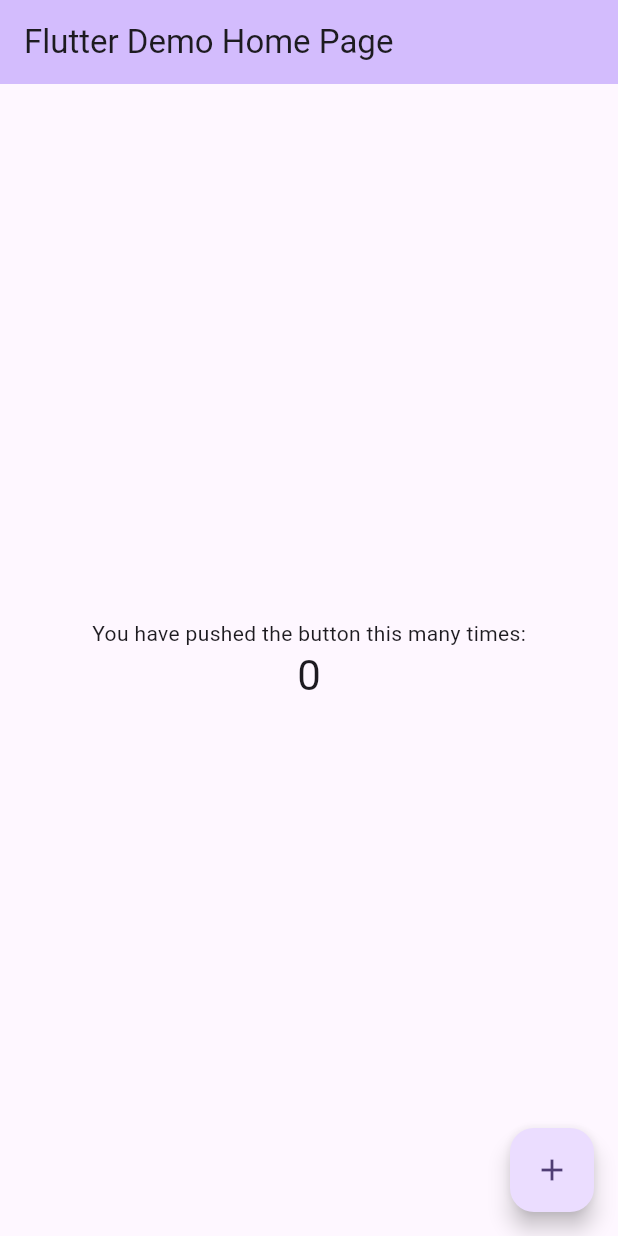
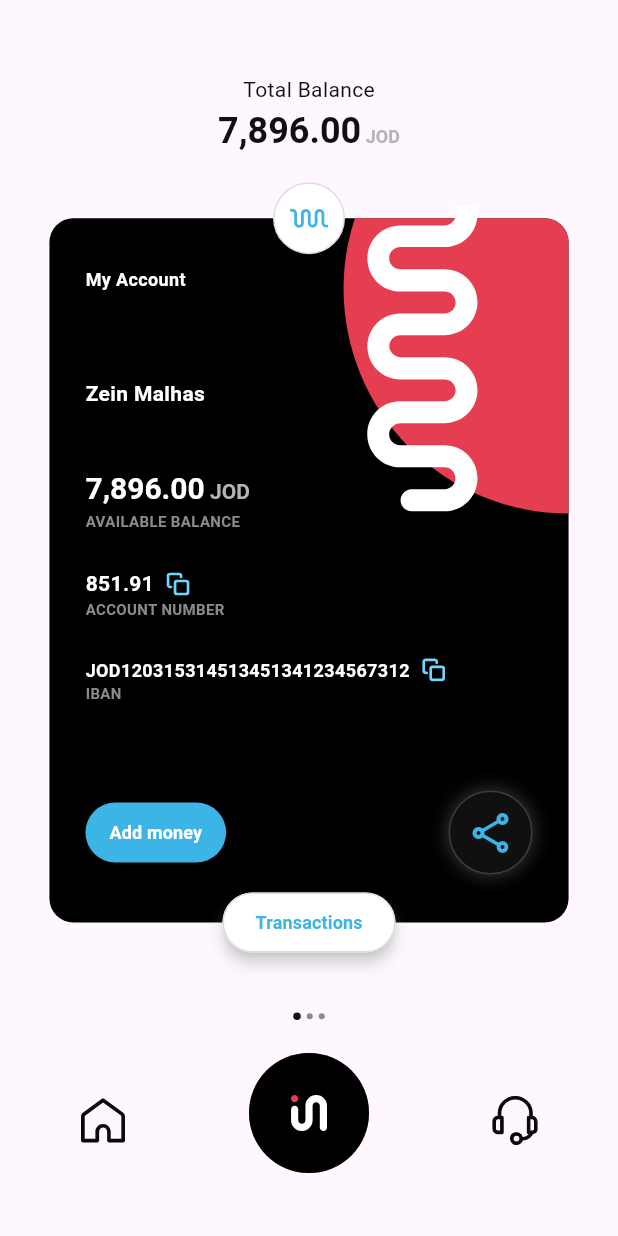
Before and after one commit to Hafizzudin789/Blink, a Flutter app: the screen it shows after launch, on a phone screen of 412 x 824 dp. Run offline on Flutter 3.47's test engine with Material 2 defaults, Android fonts, the light colour scheme and no system bars; our stand-ins replace flutter_svg.

Commit message:
dashboard 1st card add

```diff
--- /dev/null
+++ b/lib/app_color.dart
@@ -0,0 +1,14 @@
+import 'package:flutter/material.dart';
+
+const blackColor = Color(0XFF101010);
+const gray200Color = Color(0XFFDDDDDD);
+const gray300Color = Color(0XFFB5B5B5);
+const gray400Color = Color(0XFF8B8B8B);
+
+
+const primaryButtonColor = Color(0XFF3CB4E5);
+
+const borderColor = Color(0XFF3D3D3D);
+const pinkColor = Color(0XFFE53E51);
+
+const shadowColor = Color(0XFFD1D1D1);
--- /dev/null
+++ b/lib/custom_svg_image.dart
@@ -0,0 +1,26 @@
+import 'package:flutter/material.dart';
+import 'package:flutter_svg/flutter_svg.dart';
+
+
+class SVGImage extends StatelessWidget {
+  final String assetPath;
+  final String? semanticLabel;
+  final Color? color;
+  final double? height;
+  final double? width;
+  const SVGImage({super.key, required this.assetPath,
+    this.semanticLabel, this.color, this.height, this.width});
+
+  @override
+  Widget build(BuildContext context) {
+    return SvgPicture.asset(
+      assetPath,
+      height: null,
+      width: null,
+      colorFilter: color != null
+          ? ColorFilter.mode(color!, BlendMode.srcIn)
+          : null,
+      semanticsLabel: semanticLabel,
+    );
+  }
+}
--- /dev/null
+++ b/lib/dashboard_view.dart
@@ -0,0 +1,259 @@
+import 'package:blink/widgets/customPattern.dart';
+import 'package:flutter/material.dart';
+import 'app_color.dart';
+import 'custom_svg_image.dart';
+import 'widgets/custom_button.dart';
+import 'widgets/elevated_button.dart';
+
+class DashboardView extends StatefulWidget {
+  const DashboardView({super.key});
+
+  @override
+  State<DashboardView> createState() => _DashboardViewState();
+}
+
+class _DashboardViewState extends State<DashboardView> {
+
+  int pageViewIndex = 0;
+  List cards = [1,2,3]; ///Number of cards to horizontally scroll
+
+  @override
+  Widget build(BuildContext context) {
+    return Scaffold(
+      body: SafeArea(
+        child: Column(
+          crossAxisAlignment: CrossAxisAlignment.stretch,
+          children: [
+            _totalBalance(),
+            _pageViewWidget(),
+            _pageViewIndicator(),
+          ],
+        ),
+      ),
+    );
+  }
+
+  Widget _totalBalance() {
+    return Column(
+      children: [
+        SizedBox(height: MediaQuery.of(context).size.height * 0.06),
+        const Text("Total Balance", style: TextStyle(fontSize: 14, fontWeight: FontWeight.w400, color: blackColor),),
+        const SizedBox(height: 4),
+        RichText(
+          text: const TextSpan(
+            style: TextStyle(color: blackColor, fontSize: 24, fontWeight: FontWeight.w700),
+            children: [
+              TextSpan(
+                text: "7,896.00"
+              ),
+              TextSpan(
+                text: " JOD",
+                style: TextStyle(color: gray300Color, fontSize: 12, fontWeight: FontWeight.w700),
+
+        ),
+            ]
+          ),
+        ),
+      ],
+    );
+  }
+
+  _pageViewWidget() {
+    return Expanded(
+      child: PageView(
+        onPageChanged: (int value) {
+          setState(() {
+            pageViewIndex = value;
+          });
+        },
+        children: [
+          _cardWidget(),
+          _cardWidget(),
+          _cardWidget(),
+        ],
+      ),
+    );
+  }
+
+  _cardWidget() {
+    double horizontalSpacing = MediaQuery.of(context).size.width * 0.08;
+    double screenHeight = MediaQuery.of(context).size.height;
+    return Stack(
+      alignment: Alignment.center,
+      children: [
+        Container(
+          margin: EdgeInsets.symmetric(horizontal: horizontalSpacing, vertical: 44),
+          decoration: BoxDecoration(
+            color: Colors.black,
+            borderRadius: BorderRadius.circular(16),
+          ),
+          child: ClipRRect(
+            borderRadius: BorderRadius.circular(16),
+            child: CustomPaint(
+              //Top right pink circle custom shape
+              painter: const CustomPatternCircle(),
+              child: Padding(
+                padding: const EdgeInsets.symmetric(horizontal: 24, vertical: 32),
+                child: Column(
+                  crossAxisAlignment: CrossAxisAlignment.stretch,
+                  children: [
+                    const Text("My Account", style: TextStyle(fontSize: 12, fontWeight: FontWeight.w600),),
+
+                    Expanded(
+                      child: Column(
+                        // mainAxisAlignment: MainAxisAlignment.spaceEvenly,
+                        crossAxisAlignment: CrossAxisAlignment.start,
+                        mainAxisAlignment: MainAxisAlignment.center,
+                        children: [
+                          const Text("Zein Malhas", style: TextStyle(fontSize: 14, fontWeight: FontWeight.w600),),
+
+                          SizedBox(height: screenHeight*0.05),
+
+                          RichText(
+                            text: const TextSpan(
+                                style: TextStyle(fontSize: 20, fontWeight: FontWeight.w700),
+                                children: [
+                                  TextSpan(
+                                      text: "7,896.00"
+                                  ),
+                                  TextSpan(
+                                    text: " JOD",
+                                    style: TextStyle(color: gray300Color, fontSize: 14, fontWeight: FontWeight.w700),
+
+                                  ),
+                                ]
+                            ),
+                          ),
+                          const SizedBox(height: 4),
+                          const Text("AVAILABLE BALANCE", style: TextStyle(color: gray400Color, fontSize: 10, fontWeight: FontWeight.w600),),
+
+                          SizedBox(height: screenHeight*0.03),
+
+                          const Row(
+                            mainAxisSize: MainAxisSize.min,
+                            children: [
+                              Text("851.91", style: TextStyle(fontSize: 14, fontWeight: FontWeight.w700),),
+                              SizedBox(width: 8),
+                              SVGImage(assetPath: "assets/icons/copyPaste.svg"),
+                            ],
+                          ),
+                          const Text("ACCOUNT NUMBER", style: TextStyle(color: gray400Color, fontSize: 10, fontWeight: FontWeight.w600),),
+
+                          SizedBox(height: screenHeight*0.03),
+
+                          const Row(
+                            mainAxisSize: MainAxisSize.min,
+                            children: [
+                              Text("JOD120315314513451341234567312", style: TextStyle(fontSize: 12, fontWeight: FontWeight.w700),),
+                              SizedBox(width: 8),
+                              SVGImage(assetPath: "assets/icons/copyPaste.svg"),
+                            ],
+                          ),
+                          const Text("IBAN", style: TextStyle(color: gray400Color, fontSize: 10, fontWeight: FontWeight.w600),),
+                        ],
+                      ),
+                    ),
+
+
+                    Row(
+                      mainAxisAlignment: MainAxisAlignment.spaceBetween,
+                      children: [
+                        const CustomButton(
+                          label: "Add money",
+                          buttonColor: primaryButtonColor,
+                        ),
+                        Container(
+                          decoration: const BoxDecoration(
+                            color: blackColor,
+                            shape: BoxShape.circle,
+                            boxShadow: [
+                              BoxShadow(color: borderColor, blurRadius: 10, spreadRadius: 0.1),
+                            ],
+                          ),
+                          child: IconButton(
+                            onPressed: () {},
+                            style: ButtonStyle(
+                              padding: MaterialStateProperty.all(const EdgeInsets.all(12)),
+                              shape: MaterialStateProperty.all(
+                                RoundedRectangleBorder(
+                                  side: const BorderSide(color: borderColor),
+                                  borderRadius: BorderRadius.circular(100),
+                                ),),
+                              elevation: MaterialStateProperty.all(10),
+                              foregroundColor: MaterialStateProperty.all(primaryButtonColor),
+                            ),
+                            icon: const Icon(Icons.share_outlined, size: 32,),
+                          ),
+                        ),
+                      ],
+                    )
+
+                  ],
+                ),
+              ),
+            ),
+          ),
+        ),
+        Positioned(
+          right: horizontalSpacing+60,
+          top: 36,
+          child: const SVGImage(assetPath: 'assets/Group.svg'),
+        ),
+
+        ///Button
+        Positioned(
+          top: 20,
+          child: Container(
+            height: 48,
+            width: 48,
+            padding: const EdgeInsets.all(10),
+            decoration: BoxDecoration(
+                shape: BoxShape.circle,
+                color: Colors.white,
+                border: Border.all(color: gray200Color, width: 1)
+            ),
+            child: const SVGImage(assetPath: "assets/icons/audioWave.svg"),
+          ),
+        ),
+
+        ///Transactions button
+        const Positioned(
+          bottom: 20,
+          child: ElevatedCustomButton(
+            label: "Transactions",
+            buttonColor: Colors.white,
+            foregroundColor: primaryButtonColor,
+          ),
+        ),
+      ],
+    );
+  }
+
+  _pageViewIndicator() {
+    return Padding(
+      padding: const EdgeInsets.only(top: 16.0, bottom: 8),
+      child: Row(
+        mainAxisAlignment: MainAxisAlignment.center,
+        children: [
+          ...cards.map(
+            (e) => Container(
+              height: pageViewIndex == cards.indexOf(e)
+                  ? 5
+                  : 4,
+              width: pageViewIndex == cards.indexOf(e)
+                  ? 5
+                  : 4,
+              margin: const EdgeInsets.symmetric(horizontal: 2),
+              decoration: BoxDecoration(
+                shape: BoxShape.circle,
+                color: pageViewIndex == cards.indexOf(e)
+                    ? blackColor
+                    : gray400Color,
+              ),
+            ),
+          ),
+        ],
+      ),
+    );
+  }
+}
--- /dev/null
+++ b/lib/layout_view.dart
@@ -0,0 +1,48 @@
+import 'package:blink/custom_svg_image.dart';
+import 'package:blink/dashboard_view.dart';
+import 'package:flutter/material.dart';
+
+class LayoutView extends StatefulWidget {
+  const LayoutView({super.key});
+
+  @override
+  State<LayoutView> createState() => _LayoutViewState();
+}
+
+class _LayoutViewState extends State<LayoutView> {
+  @override
+  Widget build(BuildContext context) {
+    return Scaffold(
+      body: const DashboardView(),
+      bottomNavigationBar: BottomNavigationBar(
+        elevation: 0,
+        showSelectedLabels: false,
+        showUnselectedLabels: false,
+        onTap: (value) {},
+        type: BottomNavigationBarType.fixed,
+        // backgroundColor: Colors.red,
+        items: const [
+          BottomNavigationBarItem(
+            label: "Home",
+            icon: Padding(
+              padding: EdgeInsets.only(bottom: 12.0),
+              child: SVGImage(assetPath: "assets/icons/home.svg"),
+            ),
+          ),
+          BottomNavigationBarItem(
+            label: "Main",
+            icon: SVGImage(assetPath: "assets/icons/mainButton.svg"),
+          ),
+          BottomNavigationBarItem(
+            label: "Support",
+            icon: Padding(
+              padding: EdgeInsets.only(bottom: 12.0),
+              child: SVGImage(assetPath: "assets/icons/headPhone.svg"),
+            ),
+          )
+
+        ],
+      ),
+    );
+  }
+}
--- a/lib/main.dart
+++ b/lib/main.dart
@@ -1,4 +1,6 @@
+import 'package:blink/layout_view.dart';
 import 'package:flutter/material.dart';
+import 'dashboard_view.dart';
 
 void main() {
   runApp(const MyApp());
@@ -11,115 +13,18 @@ class MyApp extends StatelessWidget {
   @override
   Widget build(BuildContext context) {
     return MaterialApp(
-      title: 'Flutter Demo',
+      title: 'Blink',
+      debugShowCheckedModeBanner: false,
       theme: ThemeData(
-        // This is the theme of your application.
-        //
-        // TRY THIS: Try running your application with "flutter run". You'll see
-        // the application has a blue toolbar. Then, without quitting the app,
-        // try changing the seedColor in the colorScheme below to Colors.green
-        // and then invoke "hot reload" (save your changes or press the "hot
-        // reload" button in a Flutter-supported IDE, or press "r" if you used
-        // the command line to start the app).
-        //
-        // Notice that the counter didn't reset back to zero; the application
-        // state is not lost during the reload. To reset the state, use hot
-        // restart instead.
-        //
-        // This works for code too, not just values: Most code changes can be
-        // tested with just a hot reload.
         colorScheme: ColorScheme.fromSeed(seedColor: Colors.deepPurple),
         useMaterial3: true,
+        textTheme: const TextTheme(
+          bodyMedium: TextStyle(
+            color: Colors.white
+          )
+        )
       ),
-      home: const MyHomePage(title: 'Flutter Demo Home Page'),
+      home: const LayoutView(),
     );
   }
 }
-
-class MyHomePage extends StatefulWidget {
-  const MyHomePage({super.key, required this.title});
-
-  // This widget is the home page of your application. It is stateful, meaning
-  // that it has a State object (defined below) that contains fields that affect
-  // how it looks.
-
-  // This class is the configuration for the state. It holds the values (in this
-  // case the title) provided by the parent (in this case the App widget) and
-  // used by the build method of the State. Fields in a Widget subclass are
-  // always marked "final".
-
-  final String title;
-
-  @override
-  State<MyHomePage> createState() => _MyHomePageState();
-}
-
-class _MyHomePageState extends State<MyHomePage> {
-  int _counter = 0;
-
-  void _incrementCounter() {
-    setState(() {
-      // This call to setState tells the Flutter framework that something has
-      // changed in this State, which causes it to rerun the build method below
-      // so that the display can reflect the updated values. If we changed
-      // _counter without calling setState(), then the build method would not be
-      // called again, and so nothing would appear to happen.
-      _counter++;
-    });
-  }
-
-  @override
-  Widget build(BuildContext context) {
-    // This method is rerun every time setState is called, for instance as done
-    // by the _incrementCounter method above.
-    //
-    // The Flutter framework has been optimized to make rerunning build methods
-    // fast, so that you can just rebuild anything that needs updating rather
-    // than having to individually change instances of widgets.
-    return Scaffold(
-      appBar: AppBar(
-        // TRY THIS: Try changing the color here to a specific color (to
-        // Colors.amber, perhaps?) and trigger a hot reload to see the AppBar
-        // change color while the other colors stay the same.
-        backgroundColor: Theme.of(context).colorScheme.inversePrimary,
-        // Here we take the value from the MyHomePage object that was created by
-        // the App.build method, and use it to set our appbar title.
-        title: Text(widget.title),
-      ),
-      body: Center(
-        // Center is a layout widget. It takes a single child and positions it
-        // in the middle of the parent.
-        child: Column(
-          // Column is also a layout widget. It takes a list of children and
-          // arranges them vertically. By default, it sizes itself to fit its
-          // children horizontally, and tries to be as tall as its parent.
-          //
-          // Column has various properties to control how it sizes itself and
-          // how it positions its children. Here we use mainAxisAlignment to
-          // center the children vertically; the main axis here is the vertical
-          // axis because Columns are vertical (the cross axis would be
-          // horizontal).
-          //
-          // TRY THIS: Invoke "debug painting" (choose the "Toggle Debug Paint"
-          // action in the IDE, or press "p" in the console), to see the
-          // wireframe for each widget.
-          mainAxisAlignment: MainAxisAlignment.center,
-          children: <Widget>[
-            const Text(
-              'You have pushed the button this many times:',
-            ),
-            Text(
-              '$_counter',
-              style: Theme.of(context).textTheme.headlineMedium,
-            ),
-          ],
-        ),
-      ),
-      floatingActionButton: FloatingActionButton(
-        onPressed: _incrementCounter,
-        tooltip: 'Increment',
-        child: const Icon(Icons.add),
-      ), // This trailing comma makes auto-formatting nicer for build methods.
-    );
-  }
-}
--- /dev/null
+++ b/lib/widgets/customPattern.dart
@@ -0,0 +1,17 @@
+import 'package:flutter/material.dart';
+import '../app_color.dart';
+
+class CustomPatternCircle extends CustomPainter {
+  const CustomPatternCircle({Key? key});
+
+  @override
+  void paint(Canvas canvas, Size size) {
+    final paint = Paint()..color = pinkColor;
+    canvas.drawCircle(Offset(size.width, size.height * 0.1), 150, paint);
+  }
+
+  @override
+  bool shouldRepaint(covariant CustomPainter oldDelegate) {
+    return false;
+  }
+}
--- /dev/null
+++ b/lib/widgets/custom_button.dart
@@ -0,0 +1,28 @@
+import 'package:flutter/material.dart';
+
+class CustomButton extends StatelessWidget {
+  final String label;
+  final Color buttonColor;
+  final Color foregroundColor;
+  final double fontSize;
+  final VoidCallback? onTap;
+  const CustomButton({super.key, required this.label, this.buttonColor = Colors.black,
+    this.foregroundColor = Colors.white,
+    this.fontSize = 12,
+    this.onTap,
+  });
+
+  @override
+  Widget build(BuildContext context) {
+    return TextButton(
+      onPressed: onTap,
+      style: ButtonStyle(
+        backgroundColor: MaterialStateProperty.all(buttonColor),
+        foregroundColor: MaterialStateProperty.all(foregroundColor),
+        shape: MaterialStateProperty.all(RoundedRectangleBorder(borderRadius: BorderRadius.circular(100))),
+        padding: MaterialStateProperty.all(const EdgeInsets.symmetric(horizontal: 16, vertical: 10))
+      ),
+      child: Text(label, style: TextStyle(fontSize: fontSize, fontWeight: FontWeight.w600),),
+    );
+  }
+}
--- /dev/null
+++ b/lib/widgets/elevated_button.dart
@@ -0,0 +1,34 @@
+import 'package:flutter/material.dart';
+
+import '../app_color.dart';
+
+class ElevatedCustomButton extends StatelessWidget {
+  final String label;
+  final Color buttonColor;
+  final Color foregroundColor;
+  final double fontSize;
+  final VoidCallback? onTap;
+  const ElevatedCustomButton({super.key, required this.label, this.buttonColor = Colors.black,
+    this.foregroundColor = Colors.white,
+    this.fontSize = 12,
+    this.onTap,
+  });
+
+  @override
+  Widget build(BuildContext context) {
+    return ElevatedButton(
+      onPressed: onTap,
+      style: ButtonStyle(
+        backgroundColor: MaterialStateProperty.all(buttonColor),
+        foregroundColor: MaterialStateProperty.all(foregroundColor),
+        shape: MaterialStateProperty.all(RoundedRectangleBorder(borderRadius: BorderRadius.circular(100),
+          side: const BorderSide(color: gray200Color)
+        )),
+        padding: MaterialStateProperty.all(const EdgeInsets.symmetric(horizontal: 22, vertical: 10)),
+        shadowColor: MaterialStateProperty.all(gray200Color),
+        elevation: MaterialStateProperty.all(4)
+      ),
+      child: Text(label, style: TextStyle(fontSize: fontSize, fontWeight: FontWeight.w600),),
+    );
+  }
+}
```
Also changed, not shown: pubspec.yaml (+6 -2 lines), assets/Group.svg (added), assets/Vector.svg (added), assets/icons/audioWave.svg (added), assets/icons/copyPaste.svg (added), assets/icons/headPhone.svg (added), assets/icons/home.svg (added), assets/icons/mainButton.svg (added), pubspec.lock.
